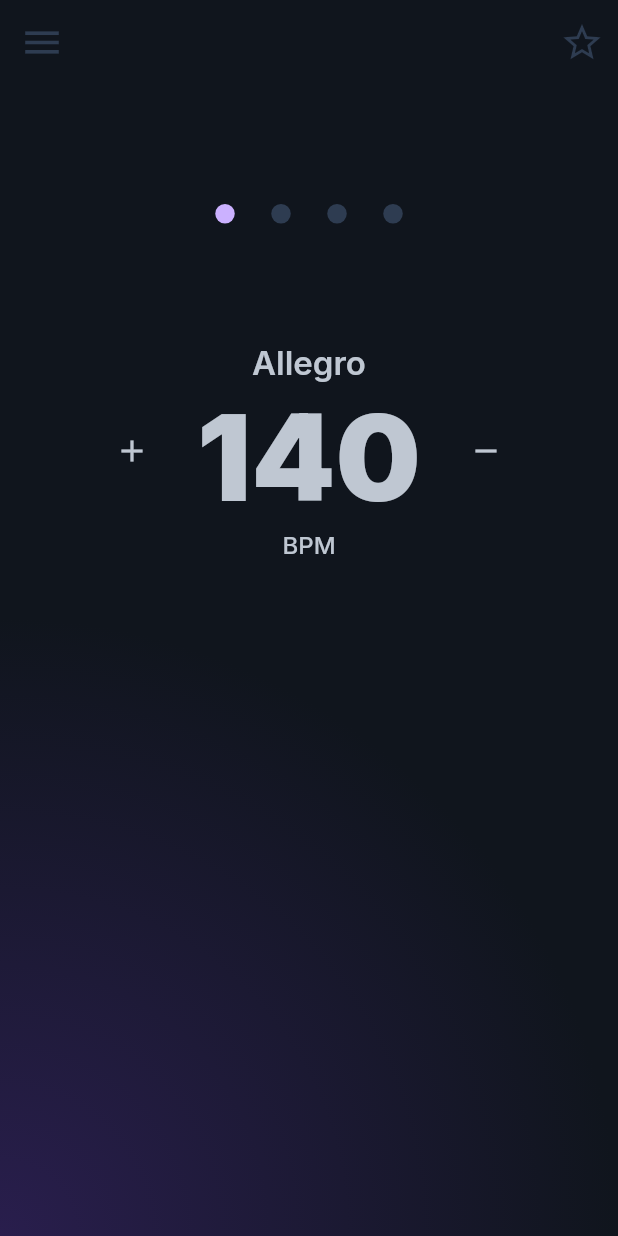
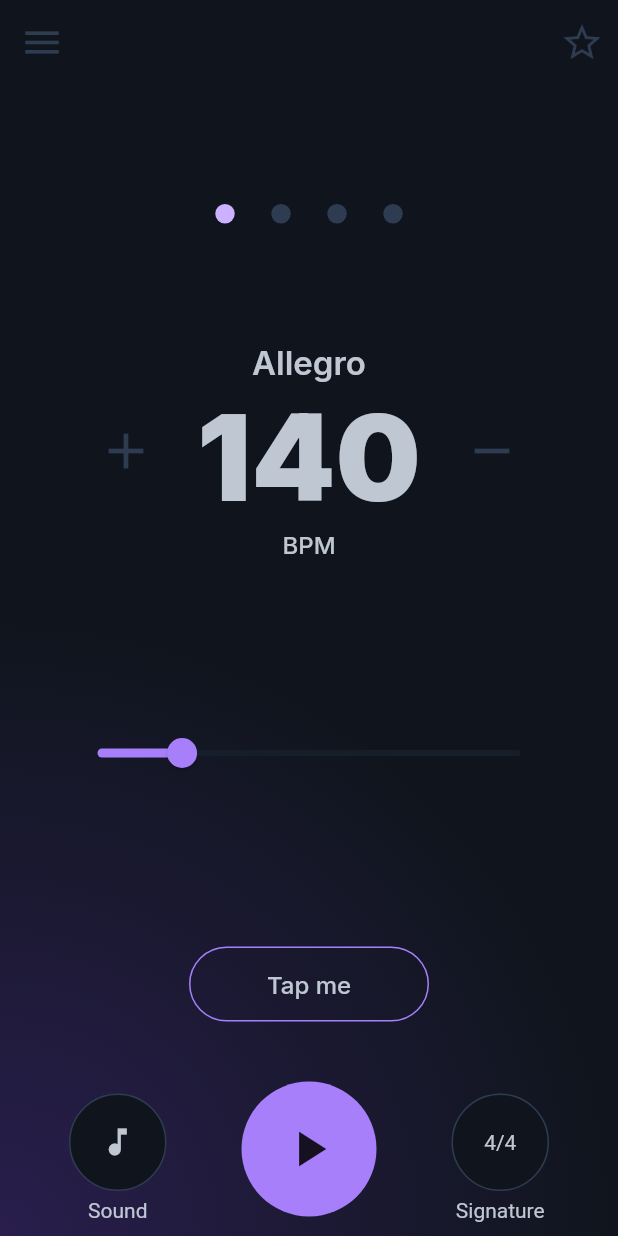
Before and after one commit to janhoffmann3/metronome_app, a Flutter app: the screen it shows after launch, on a phone screen of 412 x 824 dp. Run offline on Flutter 3.47's test engine with Material 2 defaults, Android fonts, the phone set to English and light mode, and no system bars; our stand-ins replace flutter_riverpod, flutter_svg, google_fonts.

Commit message:
main page ui

```diff
--- a/lib/pages/main_page.dart
+++ b/lib/pages/main_page.dart
@@ -1,6 +1,6 @@
 import 'package:flutter/material.dart';
 import 'package:flutter_riverpod/flutter_riverpod.dart';
-import 'package:google_fonts/google_fonts.dart';
+import 'package:flutter_svg/svg.dart';
 import 'package:metronome_app/resources/values/app_colors.dart';
 import 'package:metronome_app/resources/values/app_fonts.dart';
 import 'package:metronome_app/resources/values/app_sizes.dart';
@@ -40,12 +40,13 @@ class MainPage extends ConsumerWidget {
               )
             ]),
         body: Column(children: [
+          const SizedBox(
+            height: 80,
+          ),
           Center(
-            child: Container(
-              margin: const EdgeInsets.only(top: 80),
+            child: SizedBox(
               width: 125,
               height: 13,
-              color: Colors.transparent,
               child: Row(
                   mainAxisAlignment: MainAxisAlignment.spaceBetween,
                   children: [
@@ -76,20 +77,20 @@ class MainPage extends ConsumerWidget {
                   ]),
             ),
           ),
+          const SizedBox(height: 80),
           Center(
-            child: Container(
-              margin: const EdgeInsets.only(top: 80),
-              width: 260,
+            child: SizedBox(
+              width: 300,
               child: Row(
                 mainAxisAlignment: MainAxisAlignment.spaceBetween,
                 children: [
-                  const Icon(
-                    Icons.add,
-                    color: AppColors.secondary200,
+                  IconButton(
+                    icon: const Icon(Icons.add),
+                    color: AppColors.secondary500,
+                    iconSize: 40,
+                    onPressed: () {},
                   ),
-                  Column(
-                      crossAxisAlignment: CrossAxisAlignment.center,
-                      children: [
+                  Column(children: [
                     Text(
                       "Allegro",
                       style: AppFonts.titleSmall,
@@ -103,13 +104,129 @@ class MainPage extends ConsumerWidget {
                       style: AppFonts.bodyLarge,
                     )
                   ]),
-                  const Icon(
-                    Icons.remove,
-                    color: AppColors.secondary200,
+                  IconButton(
+                    icon: const Icon(Icons.remove),
+                    color: AppColors.secondary500,
+                    iconSize: 40,
+                    onPressed: () {},
                   ),
                 ],
               ),
             ),
+          ),
+          const SizedBox(height: 106),
+          Center(
+            child: SizedBox(
+              width: 330,
+              child: SliderTheme(
+                  data: const SliderThemeData(
+                      thumbColor: AppColors.primary400,
+                      activeTrackColor: AppColors.primary400,
+                      inactiveTrackColor: AppColors.secondary700),
+                  child: Slider(value: 0.2, onChanged: (value) {})),
+            ),
+          ),
+          const SizedBox(height: 105),
+          Center(
+            child: GestureDetector(
+              child: Container(
+                width: 160,
+                height: 50,
+                decoration: BoxDecoration(
+                    borderRadius: BorderRadius.circular(80),
+                    border: Border.all(color: AppColors.primary400)),
+                child: Center(
+                    child: Text(
+                  "Tap me",
+                  style: AppFonts.bodyLarge,
+                )),
+              ),
+            ),
+          ),
+          Center(
+            child: Stack(children: [
+              Center(
+                child: Container(
+                  width: 90,
+                  height: 90,
+                  margin: const EdgeInsets.only(top: 40),
+                  child: Container(
+                    decoration: const BoxDecoration(
+                        color: AppColors.primary400,
+                        borderRadius: BorderRadius.all(Radius.circular(50))),
+                    child: const Icon(
+                      Icons.play_arrow,
+                      size: 40,
+                    ),
+                  ),
+                ),
+              ),
+              Center(
+                child: Container(
+                  width: 320,
+                  height: 90,
+                  margin: const EdgeInsets.only(top: 48),
+                  child: Row(
+                      mainAxisAlignment: MainAxisAlignment.spaceBetween,
+                      children: [
+                        Column(
+                          children: [
+                            Container(
+                              width: 65,
+                              height: 65,
+                              decoration: BoxDecoration(
+                                  color: AppColors.secondary900,
+                                  borderRadius: const BorderRadius.all(
+                                      Radius.circular(50)),
+                                  border: Border.all(
+                                      color: AppColors.secondary500)),
+                              child: const Icon(
+                                Icons.music_note,
+                                color: AppColors.secondary200,
+                              ),
+                            ),
+                            Container(
+                              margin: const EdgeInsets.only(top: 5),
+                              child: const Text(
+                                "Sound",
+                                style: TextStyle(color: AppColors.secondary200),
+                              ),
+                            )
+                          ],
+                        ),
+                        Column(
+                          children: [
+                            Container(
+                              width: 65,
+                              height: 65,
+                              decoration: BoxDecoration(
+                                  color: AppColors.secondary900,
+                                  borderRadius: const BorderRadius.all(
+                                      Radius.circular(50)),
+                                  border: Border.all(
+                                      color: AppColors.secondary500)),
+                              child: const Center(
+                                child: Text(
+                                  "4/4",
+                                  textAlign: TextAlign.center,
+                                  style:
+                                      TextStyle(color: AppColors.secondary200),
+                                ),
+                              ),
+                            ),
+                            Container(
+                              margin: const EdgeInsets.only(top: 5),
+                              child: const Text(
+                                "Signature",
+                                style: TextStyle(color: AppColors.secondary200),
+                              ),
+                            )
+                          ],
+                        )
+                      ]),
+                ),
+              ),
+            ]),
           )
         ]),
       ),
--- a/pubspec.yaml
+++ b/pubspec.yaml
@@ -10,6 +10,7 @@ dependencies:
   flutter:
     sdk: flutter
   flutter_riverpod: ^2.4.4
+  flutter_svg: ^2.0.8
   freezed: ^2.4.5
   freezed_annotation: ^2.4.1
   go_router: ^12.0.0
@@ -24,3 +25,6 @@ dev_dependencies:
 
 flutter:
   uses-material-design: true
+  assets:
+    - assets/icons/icon_plus.svg
+    - assets/icons/icon_minus.svg
```
Also changed, not shown: assets/icons/icon_minus.svg (added), assets/icons/icon_plus.svg (added), pubspec.lock. Lines whose indentation alone changed are shown as unchanged.
